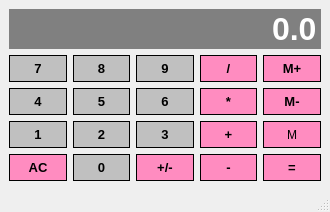
Above: calculator.ui from karlokamenar/NWP-calc before the change. Below: the same form after it.
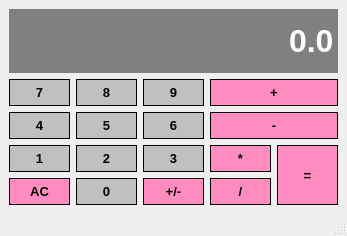
That is the form after the change.

The edit to the form file:
```diff
--- a/calculator.ui
+++ b/calculator.ui
@@ -2,6 +2,14 @@
 <ui version="4.0">
  <class>Calculator</class>
  <widget class="QMainWindow" name="Calculator">
+  <property name="geometry">
+   <rect>
+    <x>0</x>
+    <y>0</y>
+    <width>347</width>
+    <height>236</height>
+   </rect>
+  </property>
   <property name="windowTitle">
    <string>Calculator</string>
   </property>
@@ -13,39 +21,6 @@
     </size>
    </property>
    <layout class="QGridLayout" name="gridLayout">
-    <item row="1" column="4">
-     <widget class="QPushButton" name="MemPlus">
-      <property name="sizePolicy">
-       <sizepolicy hsizetype="Preferred" vsizetype="Preferred">
-        <horstretch>0</horstretch>
-        <verstretch>0</verstretch>
-       </sizepolicy>
-      </property>
-      <property name="font">
-       <font>
-        <pointsize>10</pointsize>
-        <weight>75</weight>
-        <bold>true</bold>
-       </font>
-      </property>
-      <property name="styleSheet">
-       <string notr="true">QPushButton{
-	background-color: #FF8CC0;
-	border: 1px solid black;
-	padding: 5px;
-}
-
-QPushButton: pressed{
-	background-color: #A9A9A9;
-	border: 1px solid black;
-	padding: 5px;
-}</string>
-      </property>
-      <property name="text">
-       <string>M+</string>
-      </property>
-     </widget>
-    </item>
     <item row="1" column="2">
      <widget class="QPushButton" name="Button9">
       <property name="sizePolicy">
@@ -112,105 +87,6 @@
       </property>
      </widget>
     </item>
-    <item row="4" column="3">
-     <widget class="QPushButton" name="Minus">
-      <property name="sizePolicy">
-       <sizepolicy hsizetype="Preferred" vsizetype="Preferred">
-        <horstretch>0</horstretch>
-        <verstretch>0</verstretch>
-       </sizepolicy>
-      </property>
-      <property name="font">
-       <font>
-        <pointsize>10</pointsize>
-        <weight>75</weight>
-        <bold>true</bold>
-       </font>
-      </property>
-      <property name="styleSheet">
-       <string notr="true">QPushButton{
-	background-color: #FF8CC0;
-	border: 1px solid black;
-	padding: 5px;
-}
-
-QPushButton: pressed{
-	background-color: #A9A9A9;
-	border: 1px solid black;
-	padding: 5px;
-}</string>
-      </property>
-      <property name="text">
-       <string>-</string>
-      </property>
-     </widget>
-    </item>
-    <item row="3" column="3">
-     <widget class="QPushButton" name="Plus">
-      <property name="sizePolicy">
-       <sizepolicy hsizetype="Preferred" vsizetype="Preferred">
-        <horstretch>0</horstretch>
-        <verstretch>0</verstretch>
-       </sizepolicy>
-      </property>
-      <property name="font">
-       <font>
-        <pointsize>10</pointsize>
-        <weight>75</weight>
-        <bold>true</bold>
-       </font>
-      </property>
-      <property name="styleSheet">
-       <string notr="true">QPushButton{
-	background-color: #FF8CC0;
-	border: 1px solid black;
-	padding: 5px;
-}
-
-QPushButton: pressed{
-	background-color: #A9A9A9;
-	border: 1px solid black;
-	padding: 5px;
-}</string>
-      </property>
-      <property name="text">
-       <string>+</string>
-      </property>
-     </widget>
-    </item>
-    <item row="2" column="4">
-     <widget class="QPushButton" name="MemMinus">
-      <property name="sizePolicy">
-       <sizepolicy hsizetype="Preferred" vsizetype="Preferred">
-        <horstretch>0</horstretch>
-        <verstretch>0</verstretch>
-       </sizepolicy>
-      </property>
-      <property name="font">
-       <font>
-        <pointsize>10</pointsize>
-        <weight>75</weight>
-        <bold>true</bold>
-       </font>
-      </property>
-      <property name="styleSheet">
-       <string notr="true">QPushButton{
-	background-color: #FF8CC0;
-	border: 1px solid black;
-	padding: 5px;
-}
-
-QPushButton: pressed{
-	background-color: #A9A9A9;
-	border: 1px solid black;
-	padding: 5px;
-}</string>
-      </property>
-      <property name="text">
-       <string>M-</string>
-      </property>
-     </widget>
-    </item>
     <item row="2" column="2">
      <widget class="QPushButton" name="Button6">
       <property name="sizePolicy">
@@ -442,98 +318,6 @@
       </property>
      </widget>
     </item>
-    <item row="1" column="3">
-     <widget class="QPushButton" name="Dijeli">
-      <property name="sizePolicy">
-       <sizepolicy hsizetype="Preferred" vsizetype="Preferred">
-        <horstretch>0</horstretch>
-        <verstretch>0</verstretch>
-       </sizepolicy>
-      </property>
-      <property name="font">
-       <font>
-        <pointsize>10</pointsize>
-        <weight>75</weight>
-        <bold>true</bold>
-       </font>
-      </property>
-      <property name="styleSheet">
-       <string notr="true">QPushButton{
-	background-color: #FF8CC0;
-	border: 1px solid black;
-	padding: 5px;
-}
-
-QPushButton: pressed{
-	background-color: #A9A9A9;
-	border: 1px solid black;
-	padding: 5px;
-}</string>
-      </property>
-      <property name="text">
-       <string>/</string>
-      </property>
-     </widget>
-    </item>
-    <item row="3" column="4">
-     <widget class="QPushButton" name="Memory">
-      <property name="sizePolicy">
-       <sizepolicy hsizetype="Preferred" vsizetype="Preferred">
-        <horstretch>0</horstretch>
-        <verstretch>0</verstretch>
-       </sizepolicy>
-      </property>
-      <property name="styleSheet">
-       <string notr="true">QPushButton{
-	background-color: #FF8CC0;
-	border: 1px solid black;
-	padding: 5px;
-}
-
-QPushButton: pressed{
-	background-color: #A9A9A9;
-	border: 1px solid black;
-	padding: 5px;
-}</string>
-      </property>
-      <property name="text">
-       <string>M</string>
-      </property>
-     </widget>
-    </item>
-    <item row="2" column="3">
-     <widget class="QPushButton" name="Puta">
-      <property name="sizePolicy">
-       <sizepolicy hsizetype="Preferred" vsizetype="Preferred">
-        <horstretch>0</horstretch>
-        <verstretch>0</verstretch>
-       </sizepolicy>
-      </property>
-      <property name="font">
-       <font>
-        <pointsize>10</pointsize>
-        <weight>75</weight>
-        <bold>true</bold>
-       </font>
-      </property>
-      <property name="styleSheet">
-       <string notr="true">QPushButton{
-	background-color: #FF8CC0;
-	border: 1px solid black;
-	padding: 5px;
-}
-
-QPushButton: pressed{
-	background-color: #A9A9A9;
-	border: 1px solid black;
-	padding: 5px;
-}</string>
-      </property>
-      <property name="text">
-       <string>*</string>
-      </property>
-     </widget>
-    </item>
     <item row="1" column="1">
      <widget class="QPushButton" name="Button8">
       <property name="sizePolicy">
@@ -567,39 +351,6 @@
       </property>
      </widget>
     </item>
-    <item row="4" column="4">
-     <widget class="QPushButton" name="Jednako">
-      <property name="sizePolicy">
-       <sizepolicy hsizetype="Preferred" vsizetype="Preferred">
-        <horstretch>0</horstretch>
-        <verstretch>0</verstretch>
-       </sizepolicy>
-      </property>
-      <property name="font">
-       <font>
-        <pointsize>10</pointsize>
-        <weight>75</weight>
-        <bold>true</bold>
-       </font>
-      </property>
-      <property name="styleSheet">
-       <string notr="true">QPushButton{
-	background-color: #FF8CC0;
-	border: 1px solid black;
-	padding: 5px;
-}
-
-QPushButton: pressed{
-	background-color: #A9A9A9;
-	border: 1px solid black;
-	padding: 5px;
-}</string>
-      </property>
-      <property name="text">
-       <string>=</string>
-      </property>
-     </widget>
-    </item>
     <item row="3" column="0">
      <widget class="QPushButton" name="Button1">
       <property name="sizePolicy">
@@ -696,6 +447,171 @@
       </property>
      </widget>
     </item>
+    <item row="3" column="3">
+     <widget class="QPushButton" name="Mnozi">
+      <property name="sizePolicy">
+       <sizepolicy hsizetype="Preferred" vsizetype="Preferred">
+        <horstretch>0</horstretch>
+        <verstretch>0</verstretch>
+       </sizepolicy>
+      </property>
+      <property name="font">
+       <font>
+        <pointsize>10</pointsize>
+        <weight>75</weight>
+        <bold>true</bold>
+       </font>
+      </property>
+      <property name="styleSheet">
+       <string notr="true">QPushButton{
+	background-color: #FF8CC0;
+	border: 1px solid black;
+	padding: 5px;
+}
+
+QPushButton: pressed{
+	background-color: #A9A9A9;
+	border: 1px solid black;
+	padding: 5px;
+}</string>
+      </property>
+      <property name="text">
+       <string>*</string>
+      </property>
+     </widget>
+    </item>
+    <item row="4" column="3">
+     <widget class="QPushButton" name="Dijeli">
+      <property name="sizePolicy">
+       <sizepolicy hsizetype="Preferred" vsizetype="Preferred">
+        <horstretch>0</horstretch>
+        <verstretch>0</verstretch>
+       </sizepolicy>
+      </property>
+      <property name="font">
+       <font>
+        <pointsize>10</pointsize>
+        <weight>75</weight>
+        <bold>true</bold>
+       </font>
+      </property>
+      <property name="styleSheet">
+       <string notr="true">QPushButton{
+	background-color: #FF8CC0;
+	border: 1px solid black;
+	padding: 5px;
+}
+
+QPushButton: pressed{
+	background-color: #A9A9A9;
+	border: 1px solid black;
+	padding: 5px;
+}</string>
+      </property>
+      <property name="text">
+       <string>/</string>
+      </property>
+     </widget>
+    </item>
+    <item row="1" column="3" colspan="2">
+     <widget class="QPushButton" name="Plus">
+      <property name="sizePolicy">
+       <sizepolicy hsizetype="Preferred" vsizetype="Preferred">
+        <horstretch>0</horstretch>
+        <verstretch>0</verstretch>
+       </sizepolicy>
+      </property>
+      <property name="font">
+       <font>
+        <pointsize>10</pointsize>
+        <weight>75</weight>
+        <bold>true</bold>
+       </font>
+      </property>
+      <property name="styleSheet">
+       <string notr="true">QPushButton{
+	background-color: #FF8CC0;
+	border: 1px solid black;
+	padding: 5px;
+}
+
+QPushButton: pressed{
+	background-color: #A9A9A9;
+	border: 1px solid black;
+	padding: 5px;
+}</string>
+      </property>
+      <property name="text">
+       <string>+</string>
+      </property>
+     </widget>
+    </item>
+    <item row="2" column="3" colspan="2">
+     <widget class="QPushButton" name="Minus">
+      <property name="sizePolicy">
+       <sizepolicy hsizetype="Preferred" vsizetype="Preferred">
+        <horstretch>0</horstretch>
+        <verstretch>0</verstretch>
+       </sizepolicy>
+      </property>
+      <property name="font">
+       <font>
+        <pointsize>10</pointsize>
+        <weight>75</weight>
+        <bold>true</bold>
+       </font>
+      </property>
+      <property name="styleSheet">
+       <string notr="true">QPushButton{
+	background-color: #FF8CC0;
+	border: 1px solid black;
+	padding: 5px;
+}
+
+QPushButton: pressed{
+	background-color: #A9A9A9;
+	border: 1px solid black;
+	padding: 5px;
+}</string>
+      </property>
+      <property name="text">
+       <string>-</string>
+      </property>
+     </widget>
+    </item>
+    <item row="3" column="4" rowspan="2">
+     <widget class="QPushButton" name="Jednako">
+      <property name="sizePolicy">
+       <sizepolicy hsizetype="Preferred" vsizetype="Preferred">
+        <horstretch>0</horstretch>
+        <verstretch>0</verstretch>
+       </sizepolicy>
+      </property>
+      <property name="font">
+       <font>
+        <pointsize>10</pointsize>
+        <weight>75</weight>
+        <bold>true</bold>
+       </font>
+      </property>
+      <property name="styleSheet">
+       <string notr="true">QPushButton{
+	background-color: #FF8CC0;
+	border: 1px solid black;
+	padding: 5px;
+}
+
+QPushButton: pressed{
+	background-color: #A9A9A9;
+	border: 1px solid black;
+	padding: 5px;
+}</string>
+      </property>
+      <property name="text">
+       <string>=</string>
+      </property>
+     </widget>
+    </item>
    </layout>
   </widget>
   <widget class="QMenuBar" name="menubar">
```
Left out of the diff: 4 changed lines with no effect on the pictures.
